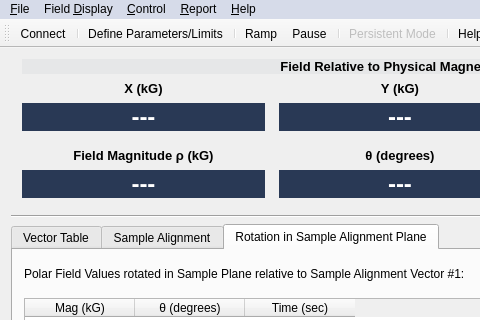
Before: the Qt Designer form Multi-Axis-Operation/multiaxisoperation.ui in American-Magnetics-Inc/multi-axis-operation, drawn with Qt 5; both pictures show x 0 to 480 and y 0 to 320 of the 800 by 720 pixel window.
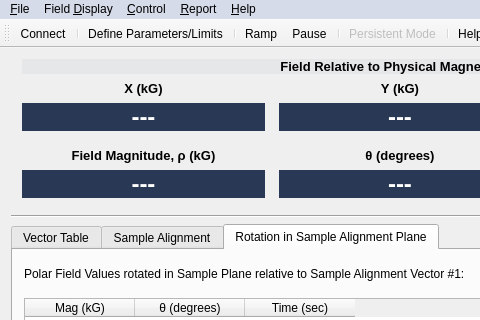
After: the same form once the commit is applied. The open tabs and pages were chosen to show the change. Icons and pictures are not drawn. Custom widgets are drawn as their Qt base class.

Patch:
```diff
--- a/Multi-Axis-Operation/multiaxisoperation.ui
+++ b/Multi-Axis-Operation/multiaxisoperation.ui
@@ -253,7 +253,7 @@
             </font>
            </property>
            <property name="text">
-            <string>Field Magnitude ρ (kG)</string>
+            <string>Field Magnitude, ρ (kG)</string>
            </property>
            <property name="alignment">
             <set>Qt::AlignCenter</set>
```
Left out of the diff: 17 changed lines with no effect on the pictures.
